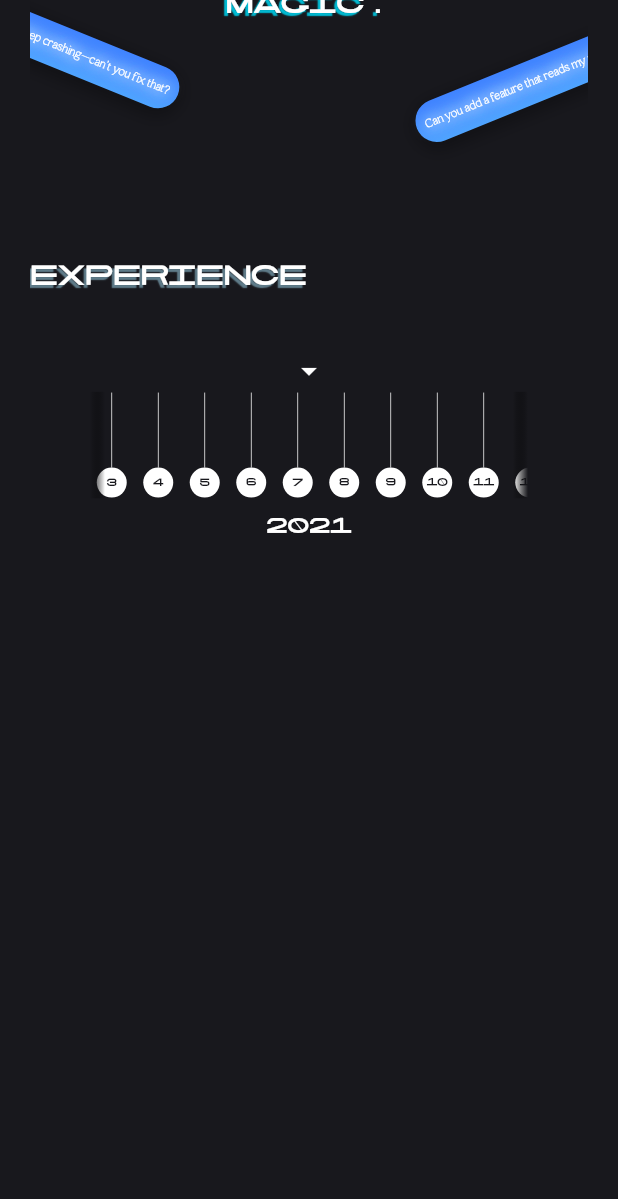
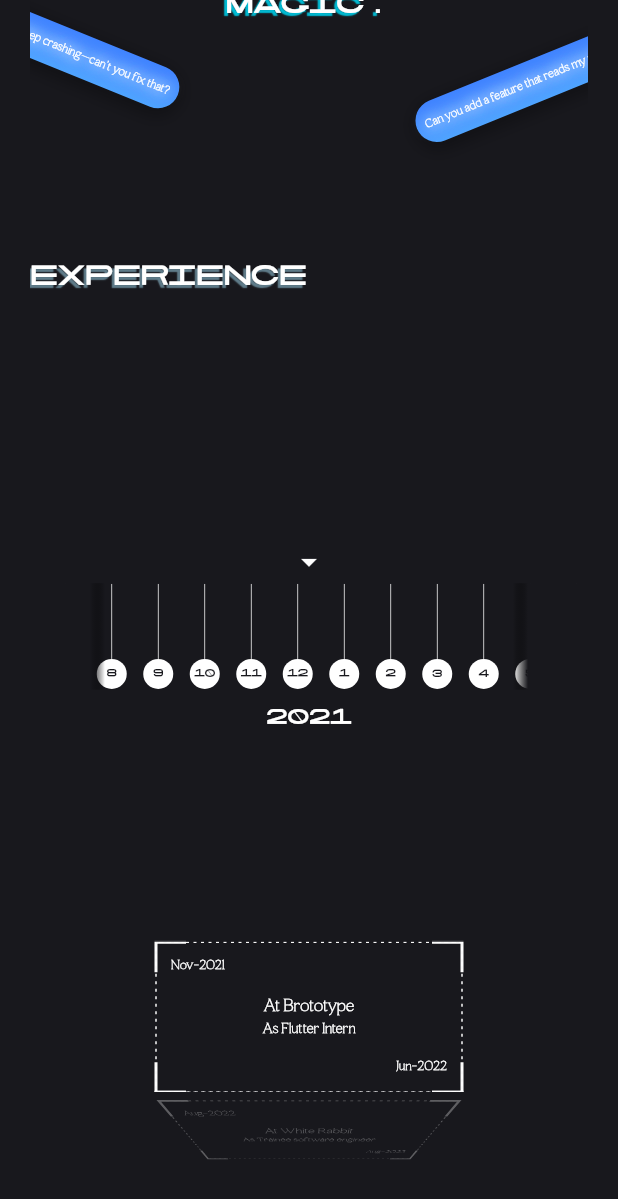
Before and after one commit to sidha6th/portfolio, a Flutter app: the screen it shows after launch, scrolled down 1152 dp, on a phone screen of 412 x 824 dp. Shown: the top 1199 px of the screen. Run offline on Flutter 3.47's test engine with Material 3 defaults, Android fonts, the phone set to English and light mode, and no system bars; drawn by our look-alikes of animated_flip_counter; our stand-ins replace animate_do, stacked.

Commit message:
exp section career card completed

```diff
--- a/lib/src/common/constants/colors.dart
+++ b/lib/src/common/constants/colors.dart
@@ -6,6 +6,7 @@ class AppColors {
   static const black = Color.fromARGB(255, 24, 24, 29);
   static const black26 = Colors.black26;
   static const white = Colors.white;
+  static const offWhite = Color(0xffF8F8F8);
   static const blue = Color(0xff4083ff);
   static const lightBlue = Color(0xff4fa4ff);
 }
--- a/lib/src/common/constants/durations.dart
+++ b/lib/src/common/constants/durations.dart
@@ -2,6 +2,7 @@ class KDurations {
   const KDurations._();
 
   static const ms300 = Duration(milliseconds: 300);
+  static const ms600 = Duration(milliseconds: 600);
   static const ms200 = Duration(milliseconds: 200);
   static const ms100 = Duration(milliseconds: 100);
   static const ms50 = Duration(milliseconds: 50);
--- a/lib/src/common/constants/personal.dart
+++ b/lib/src/common/constants/personal.dart
@@ -1,3 +1,5 @@
+import 'package:sidharth/src/common/model/experience_details.dart';
+
 class KPersonal {
   const KPersonal._();
 
@@ -5,6 +7,30 @@ class KPersonal {
   static const designation = 'Software engineer';
   static const introduction =
       'Hi, I’m Sidharth, a Flutter developer with 3+ years of experience crafting seamless, high-performing cross-platform apps. Passionate about solving complex problems, building intuitive UIs, and pushing the limits of app performance. Let’s create something amazing together!';
-  static final careerStartDate = DateTime(2021, 6);
-  static const careerJourney = [];
+  static final careerStartDate = DateTime(2021, 11);
+  static final careerJourney = <ExperienceDetails>[
+    ExperienceDetails(
+      org: 'Brototype',
+      designation: 'Flutter Intern',
+      begin: DateTime(2021, 11),
+      end: DateTime(2022, 6),
+    ),
+    ExperienceDetails(
+      org: 'White Rabbit',
+      designation: 'Trainee software engineer',
+      begin: DateTime(2022, 8),
+      end: DateTime(2023, 8),
+    ),
+    ExperienceDetails(
+      org: 'White Rabbit',
+      designation: 'Software engineer',
+      begin: DateTime(2023, 8),
+      end: DateTime(2024, 10),
+    ),
+    ExperienceDetails.present(
+      org: 'Mcabee',
+      designation: 'Senior Software engineer',
+      begin: DateTime(2024, 10),
+    ),
+  ];
 }
--- a/lib/src/common/constants/string.dart
+++ b/lib/src/common/constants/string.dart
@@ -1,3 +1,5 @@
+// ignore_for_file: constant_identifier_names
+
 class KString {
   const KString._();
   // Misc
@@ -9,4 +11,5 @@ class KString {
   // Titles
   static const experience = 'Experience';
   static const portfolio = 'Portfolio © $year';
+  static const mmm_yyyy = 'MMM-yyyy';
 }
--- a/lib/src/common/extensions/date_time.dart
+++ b/lib/src/common/extensions/date_time.dart
@@ -1,3 +1,5 @@
+import 'package:intl/intl.dart';
+
 extension ExtensionOnDateTime on DateTime {
   int monthDifference([DateTime? endDate]) {
     endDate ??= DateTime.now();
@@ -7,42 +9,6 @@ extension ExtensionOnDateTime on DateTime {
     return ((yDiff * 12) + mDiff) + 1;
   }
 
-  List<int> calculateMonthsPast([DateTime? endDate]) {
-    final startDate = this;
-    final today = endDate ?? DateTime.now();
-
-    List<int> monthsList = [];
-
-    DateTime current = startDate;
-    int currentYear = startDate.year;
-    int monthsInCurrentYear = 0;
-
-    while (current.isBefore(today) ||
-        (current.year == today.year && current.month == today.month)) {
-      if (current.year != currentYear) {
-        monthsList.add(monthsInCurrentYear);
-        monthsInCurrentYear = 0;
-        currentYear = current.year;
-      }
-
-      monthsInCurrentYear++;
-      current = incrementMonth(current);
-    }
-    if (monthsInCurrentYear > 0) {
-      monthsList.add(monthsInCurrentYear);
-    }
-
-    return monthsList;
-  }
-
-  DateTime incrementMonth(DateTime date) {
-    int newYear = date.year;
-    int newMonth = date.month + 1;
-    if (newMonth > 12) {
-      newYear += 1;
-      newMonth = 1;
-    }
-
-    return DateTime(newYear, newMonth, date.day);
-  }
+  String format([String? newPattern, String? locale]) =>
+      DateFormat(newPattern, locale).format(this);
 }
--- a/lib/src/common/model/experience_details.dart
+++ b/lib/src/common/model/experience_details.dart
@@ -1,13 +1,39 @@
 final class ExperienceDetails {
   const ExperienceDetails({
-    required this.name,
-    required this.position,
+    required this.org,
+    required this.designation,
     required this.begin,
-    required this.end,
-  });
+    required DateTime this.end,
+  }) : isPresent = false;
 
-  final String name;
-  final String position;
-  final String begin;
-  final String end;
+  const ExperienceDetails.present({
+    required this.org,
+    required this.designation,
+    required this.begin,
+  })  : end = null,
+        isPresent = true;
+
+  bool isCurrent(DateTime date) {
+    if (isPresent) {
+      return date.isAtSameMomentAs(begin) || date.isAfter(begin);
+    }
+    return date.isBefore(end!) &&
+        (date.isAtSameMomentAs(begin) || date.isAfter(begin));
+  }
+
+  bool isPast(DateTime dateTime) {
+    if (isPresent) {
+      final today = DateTime.now();
+      return dateTime.isBefore(begin) &&
+          dateTime.isAtSameMomentAs(DateTime(today.year, today.month));
+    }
+
+    return dateTime.isAfter(end!);
+  }
+
+  final String org;
+  final String designation;
+  final DateTime begin;
+  final DateTime? end;
+  final bool isPresent;
 }
--- a/lib/src/common/widgets/animated/fade_slide_in.dart
+++ b/lib/src/common/widgets/animated/fade_slide_in.dart
@@ -7,7 +7,9 @@ class FadeSlideIn extends StatelessWidget {
     required this.offset,
     required this.opacity,
     this.animate = true,
+    this.slidCurve = Curves.linear,
     this.duration = KDurations.ms100,
+    this.opacityCurve = Curves.linear,
     super.key,
   });
 
@@ -16,6 +18,8 @@ class FadeSlideIn extends StatelessWidget {
   final double opacity;
   final Offset offset;
   final bool animate;
+  final Curve opacityCurve;
+  final Curve slidCurve;
 
   @override
   Widget build(BuildContext context) {
@@ -23,10 +27,12 @@ class FadeSlideIn extends StatelessWidget {
 
     return AnimatedSlide(
       offset: offset,
+      curve: slidCurve,
       duration: duration,
       child: AnimatedOpacity(
         opacity: opacity,
         duration: duration,
+        curve: opacityCurve,
         child: child,
       ),
     );
--- a/lib/src/common/widgets/scrollable/notifiable_list_view_builder.dart
+++ b/lib/src/common/widgets/scrollable/notifiable_list_view_builder.dart
@@ -12,6 +12,7 @@ class NotifiableLisViewBuilder extends StatelessWidget {
   });
 
   final List<FreezedWidgetDelegate> delegates;
+
   @override
   Widget build(BuildContext context) {
     return Padding(
@@ -20,14 +21,14 @@ class NotifiableLisViewBuilder extends StatelessWidget {
       ),
       child: ViewModelBuilder.nonReactive(
         viewModelBuilder: ScrollObservingViewModel.new,
+        onViewModelReady: (viewModel) => viewModel.listenController(),
         builder: (context, model, child) {
           return LayoutBuilder(
             builder: (context, constraints) {
               final size = constraints.biggest;
-              return NotificationListener<ScrollNotification>(
-                onNotification: (e) => _onScroll(e, model),
-                child: SingleChildScrollView(
+              return SingleChildScrollView(
                 padding: EdgeInsets.zero,
+                controller: model.scrollController,
                 physics: const BouncingScrollPhysics(),
                 child: Column(
                   children: List.generate(
@@ -57,23 +58,12 @@ class NotifiableLisViewBuilder extends StatelessWidget {
                     },
                   ),
                 ),
-                ),
               );
             },
           );
         },
       ),
     );
-  }
-
-  bool _onScroll(
-    ScrollNotification notification,
-    ScrollObservingViewModel model,
-  ) {
-    if (notification.metrics.axis == Axis.vertical) {
-      model.setMetrics(notification.metrics);
-    }
-    return true;
   }
 }
 
--- a/lib/src/modules/dashboard/presentation/view_model/scroll_offset_state_provider.dart
+++ b/lib/src/modules/dashboard/presentation/view_model/scroll_offset_state_provider.dart
@@ -3,9 +3,22 @@ import 'package:stacked/stacked.dart';
 
 class ScrollObservingViewModel extends BaseViewModel {
   ScrollMetrics? metrics;
+  late final scrollController = ScrollController();
 
   void setMetrics(ScrollMetrics metrics) {
     this.metrics = metrics;
     notifyListeners();
   }
+
+  void listenController() {
+    scrollController.addListener(() {
+      setMetrics(scrollController.position);
+    });
+  }
+
+  @override
+  void dispose() {
+    scrollController.dispose();
+    super.dispose();
+  }
 }
--- a/lib/src/modules/sections/section_3/section_3.dart
+++ b/lib/src/modules/sections/section_3/section_3.dart
@@ -15,7 +15,6 @@ class ThirdSection extends StatelessWidget {
   Widget build(BuildContext context) {
     return Column(
       crossAxisAlignment: CrossAxisAlignment.start,
-      spacing: metrics.viewPortWidth * 0.1,
       children: [
         TextWidget(
           KString.experience,
--- /dev/null
+++ b/lib/src/modules/sections/section_3/widgets/career_details_holding_widget.dart
@@ -0,0 +1,73 @@
+import 'package:flutter/material.dart';
+import 'package:sidharth/gen/fonts.gen.dart';
+import 'package:sidharth/src/common/constants/colors.dart';
+import 'package:sidharth/src/common/constants/string.dart';
+import 'package:sidharth/src/common/extensions/date_time.dart';
+import 'package:sidharth/src/common/model/experience_details.dart';
+import 'package:sidharth/src/common/widgets/text/text_widget.dart';
+
+class CareerDetailsHoldingWidget extends StatelessWidget {
+  const CareerDetailsHoldingWidget({
+    required this.career,
+    super.key,
+  });
+
+  final ExperienceDetails career;
+
+  @override
+  Widget build(BuildContext context) {
+    return Column(
+      children: [
+        Row(
+          children: [
+            TextWidget(
+              career.begin.format(KString.mmm_yyyy),
+              style: const TextStyle(
+                fontSize: 9,
+                fontWeight: FontWeight.w600,
+                color: AppColors.white,
+                fontFamily: FontFamily.elgocThin,
+              ),
+            ),
+          ],
+        ),
+        const Spacer(),
+        TextWidget(
+          'At ${career.org}',
+          style: const TextStyle(
+            fontSize: 12,
+            fontWeight: FontWeight.w600,
+            color: AppColors.white,
+            fontFamily: FontFamily.elgocThin,
+          ),
+        ),
+        TextWidget(
+          'As ${career.designation}',
+          style: const TextStyle(
+            fontSize: 10,
+            fontWeight: FontWeight.w600,
+            color: AppColors.white,
+            fontFamily: FontFamily.elgocThin,
+          ),
+        ),
+        const Spacer(),
+        Row(
+          mainAxisAlignment: MainAxisAlignment.end,
+          children: [
+            TextWidget(
+              career.end == null
+                  ? 'Present'
+                  : career.end!.format(KString.mmm_yyyy),
+              style: const TextStyle(
+                fontSize: 9,
+                fontWeight: FontWeight.w600,
+                color: AppColors.white,
+                fontFamily: FontFamily.elgocThin,
+              ),
+            ),
+          ],
+        ),
+      ],
+    );
+  }
+}
--- /dev/null
+++ b/lib/src/modules/sections/section_3/widgets/career_preview_card.dart
@@ -0,0 +1,71 @@
+import 'package:dotted_border/dotted_border.dart';
+import 'package:flutter/material.dart';
+import 'package:sidharth/src/common/constants/colors.dart';
+import 'package:sidharth/src/common/model/freezed_metrics.dart';
+
+class CareerPreviewCard extends StatelessWidget {
+  const CareerPreviewCard({
+    required this.metrics,
+    required this.child,
+    required this.height,
+    super.key,
+  });
+
+  final FreezedMetrics metrics;
+  final Widget child;
+  final double height;
+  @override
+  Widget build(BuildContext context) {
+    return CustomPaint(
+      painter: CornerBorderPainter(),
+      isComplex: true,
+      child: DottedBorder(
+        color: AppColors.offWhite,
+        dashPattern: [2, 3],
+        child: SizedBox(
+          width: (metrics.viewPortWidth * 0.3).clamp(200, 300),
+          height: height,
+          child: child,
+        ),
+      ),
+    );
+  }
+}
+
+class CornerBorderPainter extends CustomPainter {
+  @override
+  void paint(Canvas canvas, Size size) {
+    final paint = Paint()
+      ..color = AppColors.white
+      ..strokeWidth = 2
+      ..style = PaintingStyle.stroke;
+
+    final topLeft = Path()
+      ..moveTo(20, 0)
+      ..lineTo(0, 0)
+      ..lineTo(0, 20);
+
+    final topRight = Path()
+      ..moveTo(size.width - 20, 0)
+      ..lineTo(size.width, 0)
+      ..lineTo(size.width, 20);
+
+    final bottomRight = Path()
+      ..moveTo(size.width, size.height - 20)
+      ..lineTo(size.width, size.height)
+      ..lineTo(size.width - 20, size.height);
+
+    final bottomLeft = Path()
+      ..moveTo(0, size.height - 20)
+      ..lineTo(0, size.height)
+      ..lineTo(20, size.height);
+
+    canvas.drawPath(topLeft, paint);
+    canvas.drawPath(topRight, paint);
+    canvas.drawPath(bottomRight, paint);
+    canvas.drawPath(bottomLeft, paint);
+  }
+
+  @override
+  bool shouldRepaint(covariant CustomPainter oldDelegate) => false;
+}
--- a/lib/src/modules/sections/section_3/widgets/month_indicator.dart
+++ b/lib/src/modules/sections/section_3/widgets/month_indicator.dart
@@ -6,9 +6,10 @@ import 'package:sidharth/src/common/widgets/box/colored_sided_box.dart';
 import 'package:sidharth/src/common/widgets/text/text_widget.dart';
 
 class MonthIndicatorWidget extends StatelessWidget {
-  const MonthIndicatorWidget(this.month, {super.key});
+  const MonthIndicatorWidget(this.month, {required this.height, super.key});
 
   final int month;
+  final double height;
 
   @override
   Widget build(BuildContext context) {
@@ -18,9 +19,10 @@ class MonthIndicatorWidget extends StatelessWidget {
         padding: const EdgeInsets.symmetric(horizontal: 5),
         child: Column(
           mainAxisAlignment: MainAxisAlignment.center,
+          mainAxisSize: MainAxisSize.min,
           children: [
-            const ColoredSizedBox(
-              height: 50,
+            ColoredSizedBox(
+              height: height,
               width: 0.5,
             ),
             CircleAvatar(
--- /dev/null
+++ b/lib/src/modules/sections/section_3/widgets/shadow_widget.dart
@@ -0,0 +1,43 @@
+import 'package:flutter/material.dart';
+import 'package:sidharth/src/common/constants/colors.dart';
+
+class TimeLineShadowWidget extends StatelessWidget {
+  const TimeLineShadowWidget.start({
+    required this.height,
+    this.stops = const [0.8, 1],
+    this.alignment = Alignment.centerLeft,
+    this.colors = const [AppColors.black, Colors.transparent],
+    super.key,
+  });
+  const TimeLineShadowWidget.end({
+    required this.height,
+    this.stops = const [0, 0.2],
+    this.alignment = Alignment.centerRight,
+    this.colors = const [Colors.transparent, AppColors.black],
+    super.key,
+  });
+
+  final Alignment alignment;
+  final List<double> stops;
+  final double height;
+  final List<Color> colors;
+
+  @override
+  Widget build(BuildContext context) {
+    return Align(
+      alignment: alignment,
+      child: DecoratedBox(
+        decoration: BoxDecoration(
+          gradient: LinearGradient(
+            stops: stops,
+            colors: colors,
+          ),
+        ),
+        child: SizedBox(
+          height: height,
+          width: 50,
+        ),
+      ),
+    );
+  }
+}
--- a/lib/src/modules/sections/section_3/widgets/time_line_calendar.dart
+++ b/lib/src/modules/sections/section_3/widgets/time_line_calendar.dart
@@ -1,10 +1,14 @@
+import 'dart:ui';
+
 import 'package:flutter/material.dart';
-import 'package:sidharth/src/common/constants/colors.dart';
 import 'package:sidharth/src/common/constants/dimensions.dart';
+import 'package:sidharth/src/common/constants/durations.dart';
 import 'package:sidharth/src/common/constants/personal.dart';
 import 'package:sidharth/src/common/model/freezed_metrics.dart';
+import 'package:sidharth/src/modules/sections/section_3/widgets/career_details_holding_widget.dart';
+import 'package:sidharth/src/modules/sections/section_3/widgets/career_preview_card.dart';
 import 'package:sidharth/src/modules/sections/section_3/widgets/month_arrow_indicator.dart';
-import 'package:sidharth/src/modules/sections/section_3/widgets/month_indicator.dart';
+import 'package:sidharth/src/modules/sections/section_3/widgets/time_line_widget.dart';
 import 'package:sidharth/src/modules/sections/section_3/widgets/year_indicator_text_widget.dart';
 
 class TimeLineCalendar extends StatefulWidget {
@@ -23,11 +27,12 @@ class TimeLineCalendar extends StatefulWidget {
 
 class _TimeLineCalendarState extends State<TimeLineCalendar> {
   late final controller = ScrollController();
+  late final wheelScrollController = ScrollController();
+
   late final halfOfMonthIndicator =
       (KDimensions.kMonthTimelineIndicatorWidth / 2);
   final careerStartDateTime = KPersonal.careerStartDate;
-  late int year = careerStartDateTime.year;
-  late int pointingMonth = careerStartDateTime.month;
+  late var currentDate = KPersonal.careerStartDate;
   double clampedWidth = 0;
   double halfOfWidth = 0;
   bool enteredIntoCareerTimeLine = false;
@@ -35,6 +40,8 @@ class _TimeLineCalendarState extends State<TimeLineCalendar> {
   int rightMonthFillerCount = 0;
   double leftSpacing = 0;
   double rightSpacing = 0;
+  double careerCardExtend = 100;
+  int careerWheelIndex = 0;
 
   @override
   void didUpdateWidget(covariant TimeLineCalendar oldWidget) {
@@ -48,9 +55,8 @@ class _TimeLineCalendarState extends State<TimeLineCalendar> {
 
     final indicatorPos =
         (focusPoint / KDimensions.kMonthTimelineIndicatorWidth);
-    final dateTime = _datetime(indicatorPos);
-    year = dateTime.year;
-    pointingMonth = dateTime.month;
+    currentDate = _datetime(indicatorPos);
+    _animateCareerCard();
 
     super.didUpdateWidget(oldWidget);
   }
@@ -58,82 +64,79 @@ class _TimeLineCalendarState extends State<TimeLineCalendar> {
   @override
   void dispose() {
     controller.dispose();
+    wheelScrollController.dispose();
     super.dispose();
   }
 
   @override
   Widget build(BuildContext context) {
+    final isHeightLessThanMin = widget.metrics.viewPortHeight < 500;
     return Column(
+      mainAxisSize: MainAxisSize.min,
+      spacing: isHeightLessThanMin ? 0 : widget.metrics.viewPortHeight * 0.1,
+      children: [
+        SizedBox(
+          height: isHeightLessThanMin ? 0 : widget.metrics.viewPortHeight * 0.1,
+        ),
+        Column(
           children: [
             MonthArrowIndicator(
               enteredIntoCareerTimeLine: enteredIntoCareerTimeLine,
             ),
-        SizedBox(
-          height: 75,
-          width: clampedWidth,
-          child: Stack(
-            alignment: Alignment.center,
-            children: [
-              ListView.builder(
-                physics: const NeverScrollableScrollPhysics(),
-                scrollDirection: Axis.horizontal,
+            TimeLineWidget(
+              clampedWidth: clampedWidth,
               controller: controller,
-                padding: EdgeInsets.only(
-                  left: leftSpacing,
-                  right: rightSpacing,
+              leftSpacing: leftSpacing,
+              rightSpacing: rightSpacing,
+              leftMonthFillerCount: leftMonthFillerCount,
+              rightMonthFillerCount: rightMonthFillerCount,
+              careerStartDateTime: careerStartDateTime,
             ),
-                itemCount: leftMonthFillerCount +
-                    rightMonthFillerCount +
-                    KDimensions.totalMonthsPast,
-                itemBuilder: (context, index) {
-                  final dateTime = DateTime(
-                    careerStartDateTime.year,
-                    (careerStartDateTime.month - leftMonthFillerCount) + index,
-                  );
-                  return MonthIndicatorWidget(dateTime.month);
-                },
+            YearIndicatorTextWidget(
+              enteredIntoCareerTimeLine: enteredIntoCareerTimeLine,
+              year: currentDate.year,
             ),
-              const Align(
-                alignment: Alignment.centerLeft,
-                child: DecoratedBox(
-                  decoration: BoxDecoration(
-                    gradient: LinearGradient(
-                      stops: [0.8, 1],
-                      colors: [AppColors.black, Colors.transparent],
-                    ),
-                  ),
-                  child: SizedBox(
-                    height: 71,
-                    width: 50,
-                  ),
-                ),
-              ),
-              const Align(
-                alignment: Alignment.centerRight,
-                child: DecoratedBox(
-                  decoration: BoxDecoration(
-                    gradient: LinearGradient(
-                      stops: [0, 0.2],
-                      colors: [
-                        Colors.transparent,
-                        AppColors.black,
           ],
         ),
+        SizedBox(
+          height: 200,
+          child: ListWheelScrollView.useDelegate(
+            itemExtent: careerCardExtend,
+            controller: wheelScrollController,
+            physics: const NeverScrollableScrollPhysics(),
+            perspective: 0.01,
+            overAndUnderCenterOpacity: 0.3,
+            childDelegate: ListWheelChildBuilderDelegate(
+              childCount: KPersonal.careerJourney.length,
+              builder: (context, index) {
+                final career = KPersonal.careerJourney[index];
+                final isCurrent = career.isCurrent(currentDate);
+                final timeToSwitch = isCurrent && careerWheelIndex != index;
+                if (timeToSwitch) careerWheelIndex = index;
+
+                return CareerPreviewCard(
+                  metrics: widget.metrics,
+                  height: careerCardExtend,
+                  child: Padding(
+                    padding: const EdgeInsets.all(8.0),
+                    child: CareerDetailsHoldingWidget(career: career),
                   ),
-                  child: SizedBox(
-                    height: 71,
-                    width: 50,
+                );
+              },
             ),
           ),
         ),
       ],
-          ),
-        ),
-        YearIndicatorTextWidget(
-          enteredIntoCareerTimeLine: enteredIntoCareerTimeLine,
-          year: year,
-        ),
-      ],
+    );
+  }
+
+  void _animateCareerCard() {
+    final newOffset = careerCardExtend * careerWheelIndex;
+    if (wheelScrollController.position.pixels == newOffset) return;
+    wheelScrollController.animateTo(
+      newOffset,
+      duration: KDurations.ms200,
+      curve: Curves.slowMiddle,
     );
   }
 
@@ -182,3 +185,39 @@ class _TimeLineCalendarState extends State<TimeLineCalendar> {
     );
   }
 }
+
+class GlassCardWidget extends StatelessWidget {
+  const GlassCardWidget({super.key});
+
+  @override
+  Widget build(BuildContext context) {
+    return Center(
+      child: Container(
+        width: 200,
+        height: 250,
+        decoration: BoxDecoration(
+          borderRadius: BorderRadius.circular(20),
+          gradient: LinearGradient(
+            begin: Alignment.topLeft,
+            end: Alignment.bottomRight,
+            colors: [
+              Colors.white.withAlpha(51),
+              Colors.white.withAlpha(13),
+            ],
+            stops: [0.2, 1],
+          ),
+          border: Border.all(
+            color: Colors.white.withAlpha(51),
+            width: 1.5,
+          ),
+        ),
+        child: ClipRRect(
+          borderRadius: BorderRadius.circular(20),
+          child: BackdropFilter(
+            filter: ImageFilter.blur(sigmaX: 15, sigmaY: 15),
+          ),
+        ),
+      ),
+    );
+  }
+}
--- /dev/null
+++ b/lib/src/modules/sections/section_3/widgets/time_line_widget.dart
@@ -0,0 +1,62 @@
+import 'package:flutter/material.dart';
+import 'package:sidharth/src/common/constants/dimensions.dart';
+import 'package:sidharth/src/modules/sections/section_3/widgets/month_indicator.dart';
+import 'package:sidharth/src/modules/sections/section_3/widgets/shadow_widget.dart';
+
+class TimeLineWidget extends StatelessWidget {
+  const TimeLineWidget({
+    required this.clampedWidth,
+    required this.controller,
+    required this.leftSpacing,
+    required this.rightSpacing,
+    required this.leftMonthFillerCount,
+    required this.rightMonthFillerCount,
+    required this.careerStartDateTime,
+    super.key,
+  });
+
+  final double clampedWidth;
+  final ScrollController controller;
+  final double leftSpacing;
+  final double rightSpacing;
+  final int leftMonthFillerCount;
+  final int rightMonthFillerCount;
+  final DateTime careerStartDateTime;
+
+  @override
+  Widget build(BuildContext context) {
+    return SizedBox(
+      height: 75,
+      width: clampedWidth,
+      child: Stack(
+        alignment: Alignment.center,
+        children: [
+          ListView.builder(
+            physics: const NeverScrollableScrollPhysics(),
+            scrollDirection: Axis.horizontal,
+            controller: controller,
+            padding: EdgeInsets.only(
+              left: leftSpacing,
+              right: rightSpacing,
+            ),
+            itemCount: leftMonthFillerCount +
+                rightMonthFillerCount +
+                KDimensions.totalMonthsPast,
+            itemBuilder: (context, index) {
+              final dateTime = DateTime(
+                careerStartDateTime.year,
+                (careerStartDateTime.month - leftMonthFillerCount) + index,
+              );
+              return MonthIndicatorWidget(
+                dateTime.month,
+                height: 50,
+              );
+            },
+          ),
+          const TimeLineShadowWidget.start(height: 71),
+          const TimeLineShadowWidget.end(height: 71),
+        ],
+      ),
+    );
+  }
+}
--- a/pubspec.yaml
+++ b/pubspec.yaml
@@ -10,9 +10,10 @@ dependencies:
   flutter:
     sdk: flutter
   stacked: ^3.4.4
+  animate_do: ^3.3.4
+  dotted_border: ^2.1.0
   animated_flip_counter: ^0.3.4
-  animate_do: ^3.3.4
-  rive: ^0.13.20
+  intl: ^0.20.2
 
 dev_dependencies:
   flutter_test:
```
Lines whose indentation alone changed are shown as unchanged.
